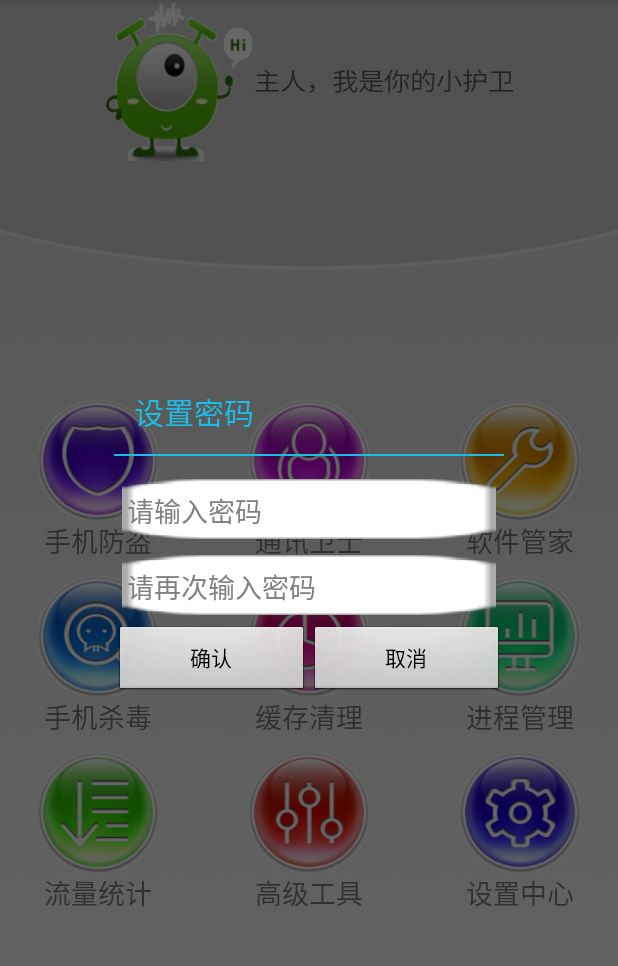
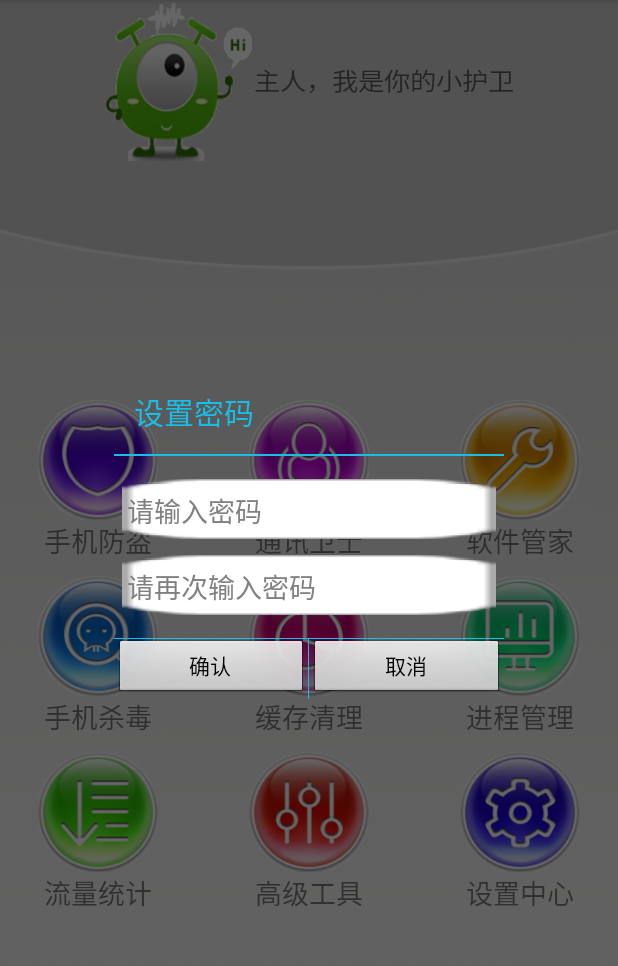
Before and after one commit to MelaJia/MobileGuard, an Android app: the HomeActivity screen opened directly, with no data from a screen before it, after a tap on "手机防盗", on a phone screen of 412 x 824 dp, the part 84-1050 px from its top. Run offline under Robolectric (Android 15) with nearby library versions, the light colour scheme and no system bars.

Commit message:
加一个“卡”字

```diff
--- a/app/src/main/res/layout/activity_set_up2.xml
+++ b/app/src/main/res/layout/activity_set_up2.xml
@@ -25,7 +25,7 @@
                 android:layout_below="@+id/imgv"
                 android:layout_marginTop="10dp"
                 android:gravity="center"
-                android:text="SIM绑定"
+                android:text="SIM卡绑定"
                 android:textColor="@android:color/white"
                 android:textSize="18sp"/>
         </RelativeLayout>
--- a/app/src/main/res/layout/inter_password_dialog.xml
+++ b/app/src/main/res/layout/inter_password_dialog.xml
@@ -46,7 +46,6 @@
             android:layout_weight="1"
             android:background="@android:color/white"
             android:text="确认" />
-
         <View
             android:layout_width="1.0px"
             android:layout_height="match_parent"
@@ -59,9 +58,6 @@
             android:text="取消"
             android:background="@android:color/white"/>
 
-
-
-
     </LinearLayout>
 
 
--- a/app/src/main/res/layout/setup_password_dialog.xml
+++ b/app/src/main/res/layout/setup_password_dialog.xml
@@ -1,12 +1,11 @@
 <?xml version="1.0" encoding="utf-8"?>
 <LinearLayout xmlns:android="http://schemas.android.com/apk/res/android"
-              android:orientation="vertical"
               android:layout_width="260dp"
               android:layout_height="220dp"
               android:minHeight="150dp"
               android:layout_gravity="center"
-              android:background="@drawable/coner_bg_white"
-              android:baselineAligned="false">
+              android:orientation="vertical"
+              android:background="@drawable/coner_bg_white">
     <TextView
         android:id="@+id/tv_setuppwd_title"
         android:layout_width="match_parent"
@@ -37,6 +36,11 @@
         android:inputType="textPassword"
         android:hint="请再次输入密码"
         android:background="@drawable/edit_normal"/>
+    <View
+        android:layout_marginTop="10dp"
+        android:layout_width="match_parent"
+        android:layout_height="1.0px"
+        android:background="#1ABDE6"/>
 
     <LinearLayout
         android:layout_width="match_parent"
@@ -48,18 +52,17 @@
             android:layout_width="0dp"
             android:layout_height="wrap_content"
             android:layout_weight="1"
-            android:text="确认"
-            />
-
-
+            android:text="确认" />
+        <View
+            android:layout_width="1.0px"
+            android:layout_height="match_parent"
+            android:background="#1ABDE6"/>
         <Button
             android:id="@+id/btn_cancel"
             android:layout_width="0dp"
             android:layout_height="wrap_content"
             android:layout_weight="1"
-            android:text="取消"
-            />
-
+            android:text="取消" />
     </LinearLayout>
 
 </LinearLayout>
```
